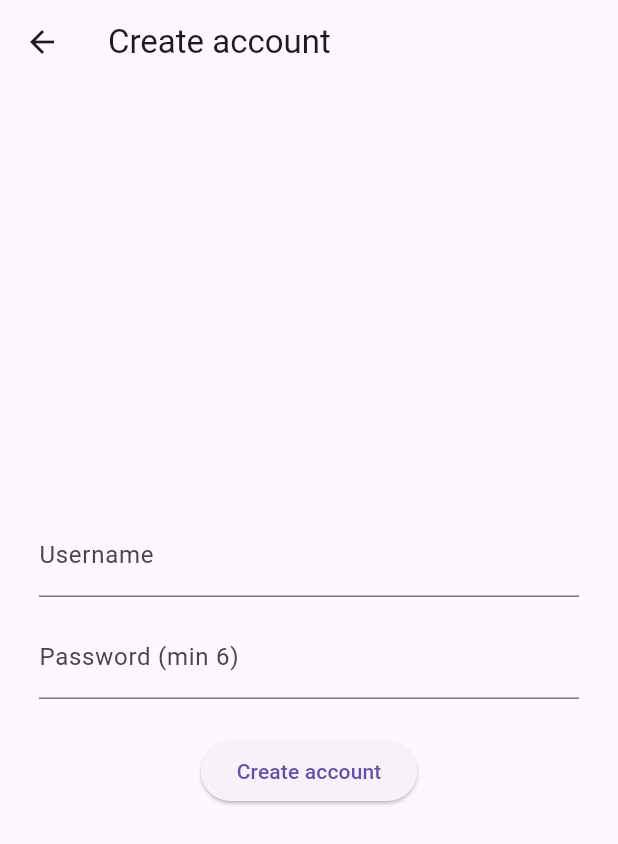
After one commit to Geappy/Learn_LAP, a Flutter app: the screen it shows after launch, after a tap on "Login", after a tap on "Create an account", on a phone screen of 412 x 824 dp. The commit adds this screen. Shown: the top 844 px of the screen. Run offline on Flutter 3.47's test engine with Material 3 defaults, Android fonts, the phone set to English and light mode, and no system bars; our stand-ins replace supabase_flutter; accounts and stored records are empty.

Commit message:
user loggin and register

```diff
--- a/lib/data/auth_repo.dart
+++ b/lib/data/auth_repo.dart
@@ -5,18 +5,25 @@ import '../core/username_email.dart';
 class AuthRepo {
   final _auth = AppSupabase.client.auth;
 
-  Future<AuthResponse> signUp({required String username, required String password}) async {
-    final email = usernameToEmail(username);
-    final res = await _auth.signUp(email: email, password: password);
-    // ensure profile row exists
-    final uid = res.user?.id;
-    if (uid != null) {
-      await AppSupabase.client.from('profiles').upsert({
-        'id': uid,
-        'username': username,
-      });
-    }
-    return res;
+  Future<bool> isUsernameAvailable(String username) async {
+    final u = username.trim().toLowerCase();
+    final row = await AppSupabase.client
+        .from('profiles')
+        .select('id')
+        .eq('username', u)
+        .maybeSingle();
+    return row == null; // available if no profile with that username
+  }
+
+  // lib/data/auth_repo.dart
+  Future<bool> hasAccount(String username) async {
+    final u = username.trim().toLowerCase();
+    final row = await AppSupabase.client
+        .from('profiles')
+        .select('id')
+        .eq('username', u)
+        .maybeSingle();
+    return row != null; // true if a profile exists for that username
   }
 
   Future<AuthResponse> signIn({required String username, required String password}) {
@@ -24,6 +31,32 @@ class AuthRepo {
     return _auth.signInWithPassword(email: email, password: password);
   }
 
+  Future<AuthResponse> signUp({required String username, required String password}) async {
+    final u = username.trim().toLowerCase();
+
+    // Pre-check to avoid creating an auth user if username is taken.
+    final available = await isUsernameAvailable(u);
+    if (!available) {
+      throw Exception('Username is already taken.');
+    }
+
+    final email = usernameToEmail(u);
+    final res = await _auth.signUp(email: email, password: password);
+
+    final uid = res.user?.id;
+    if (uid == null) {
+      throw Exception('Sign up failed (no user id).');
+    }
+
+    // Create profile row (enforced by RLS to self only).
+    await AppSupabase.client.from('profiles').insert({
+      'id': uid,
+      'username': u,
+    });
+
+    return res;
+  }
+
   Future<void> signOut() => _auth.signOut();
 
   String? get userId => _auth.currentUser?.id;
--- /dev/null
+++ b/lib/ui/login_screen.dart
@@ -0,0 +1,77 @@
+import 'package:flutter/material.dart';
+import '../data/auth_repo.dart';
+import 'home_screen.dart';
+import 'register_screen.dart';
+
+class LoginScreen extends StatefulWidget {
+  const LoginScreen({super.key});
+  @override
+  State<LoginScreen> createState() => _LoginScreenState();
+}
+
+class _LoginScreenState extends State<LoginScreen> {
+  final _u = TextEditingController();
+  final _p = TextEditingController();
+  bool _loading = false;
+  String? _err;
+
+  Future<void> _login() async {
+    setState(() { _loading = true; _err = null; });
+    try {
+      final username = _u.text.trim();
+      final password = _p.text;
+
+      if (username.isEmpty) throw Exception('Username required.');
+      if (password.isEmpty) throw Exception('Password required.');
+
+      final auth = AuthRepo();
+      final exists = await auth.hasAccount(username);
+      if (!exists) {
+        throw Exception('No account found. Please register first.');
+      }
+
+      await auth.signIn(username: username, password: password);
+
+      if (!mounted) return;
+      Navigator.of(context).pushReplacement(
+        MaterialPageRoute(builder: (_) => const HomeScreen()),
+      );
+    } catch (e) {
+      setState(() => _err = e.toString());
+    } finally {
+      setState(() => _loading = false);
+    }
+  }
+
+  @override
+  Widget build(BuildContext context) {
+    return Scaffold(
+      body: Center(
+        child: ConstrainedBox(
+          constraints: const BoxConstraints(maxWidth: 360),
+          child: Column(
+            mainAxisSize: MainAxisSize.min,
+            children: [
+              const Text('Login', style: TextStyle(fontSize: 20)),
+              const SizedBox(height: 16),
+              TextField(controller: _u, decoration: const InputDecoration(labelText: 'Username')),
+              const SizedBox(height: 8),
+              TextField(controller: _p, decoration: const InputDecoration(labelText: 'Password'), obscureText: true),
+              const SizedBox(height: 12),
+              if (_err != null) Text(_err!, style: const TextStyle(color: Colors.red)),
+              const SizedBox(height: 12),
+              ElevatedButton(onPressed: _loading ? null : _login, child: Text(_loading ? '...' : 'Login')),
+              const SizedBox(height: 8),
+              TextButton(
+                onPressed: () {
+                  Navigator.of(context).push(MaterialPageRoute(builder: (_) => const RegisterScreen()));
+                },
+                child: const Text('Create an account'),
+              ),
+            ],
+          ),
+        ),
+      ),
+    );
+  }
+}
--- /dev/null
+++ b/lib/ui/register_screen.dart
@@ -0,0 +1,94 @@
+import 'package:flutter/material.dart';
+import '../data/auth_repo.dart';
+import 'home_screen.dart';
+
+class RegisterScreen extends StatefulWidget {
+  const RegisterScreen({super.key});
+  @override
+  State<RegisterScreen> createState() => _RegisterScreenState();
+}
+
+class _RegisterScreenState extends State<RegisterScreen> {
+  final _u = TextEditingController();
+  final _p = TextEditingController();
+  bool _loading = false;
+  String? _err;
+  String _availability = ''; // '', 'available', 'taken'
+
+  Future<void> _checkAvailability() async {
+    final name = _u.text.trim();
+    if (name.isEmpty) return;
+    final ok = await AuthRepo().isUsernameAvailable(name);
+    setState(() => _availability = ok ? 'available' : 'taken');
+  }
+
+  Future<void> _register() async {
+    setState(() { _loading = true; _err = null; });
+    try {
+      final username = _u.text.trim();
+      final password = _p.text;
+      if (username.isEmpty) throw Exception('Username required.');
+      if (password.length < 6) throw Exception('Password must be at least 6 characters.');
+
+      // quick re-check to avoid race with someone else registering at same time
+      final ok = await AuthRepo().isUsernameAvailable(username);
+      if (!ok) throw Exception('Username is already taken.');
+
+      await AuthRepo().signUp(username: username, password: password);
+
+      if (!mounted) return;
+      Navigator.of(context).pushAndRemoveUntil(
+        MaterialPageRoute(builder: (_) => const HomeScreen()),
+        (_) => false,
+      );
+    } catch (e) {
+      setState(() => _err = e.toString());
+    } finally {
+      setState(() => _loading = false);
+    }
+  }
+
+  @override
+  Widget build(BuildContext context) {
+    final availText = _availability == 'available'
+        ? const Text('Username is available', style: TextStyle(color: Colors.green))
+        : _availability == 'taken'
+            ? const Text('Username is taken', style: TextStyle(color: Colors.red))
+            : const SizedBox.shrink();
+
+    return Scaffold(
+      appBar: AppBar(title: const Text('Create account')),
+      body: Center(
+        child: ConstrainedBox(
+          constraints: const BoxConstraints(maxWidth: 360),
+          child: Column(
+            mainAxisSize: MainAxisSize.min,
+            children: [
+              TextField(
+                controller: _u,
+                decoration: const InputDecoration(labelText: 'Username'),
+                onChanged: (_) => setState(() => _availability = ''),
+                onEditingComplete: _checkAvailability,
+              ),
+              const SizedBox(height: 4),
+              Align(alignment: Alignment.centerLeft, child: availText),
+              const SizedBox(height: 8),
+              TextField(
+                controller: _p,
+                decoration: const InputDecoration(labelText: 'Password (min 6)'),
+                obscureText: true,
+              ),
+              const SizedBox(height: 12),
+              if (_err != null) Text(_err!, style: const TextStyle(color: Colors.red)),
+              const SizedBox(height: 12),
+              ElevatedButton(
+                onPressed: _loading ? null : _register,
+                child: Text(_loading ? '...' : 'Create account'),
+              ),
+            ],
+          ),
+        ),
+      ),
+    );
+  }
+}
```
Also changed, not shown: lib/data/run_repo.dart (added, +49 -0 lines), lib/domain/user_deck_run.dart (added, +32 -0 lines), lib/main.dart (+7 -163 lines), lib/ui/home_screen.dart (added, +169 -0 lines), lib/ui/select_deck_screen.dart (added, +76 -0 lines).
